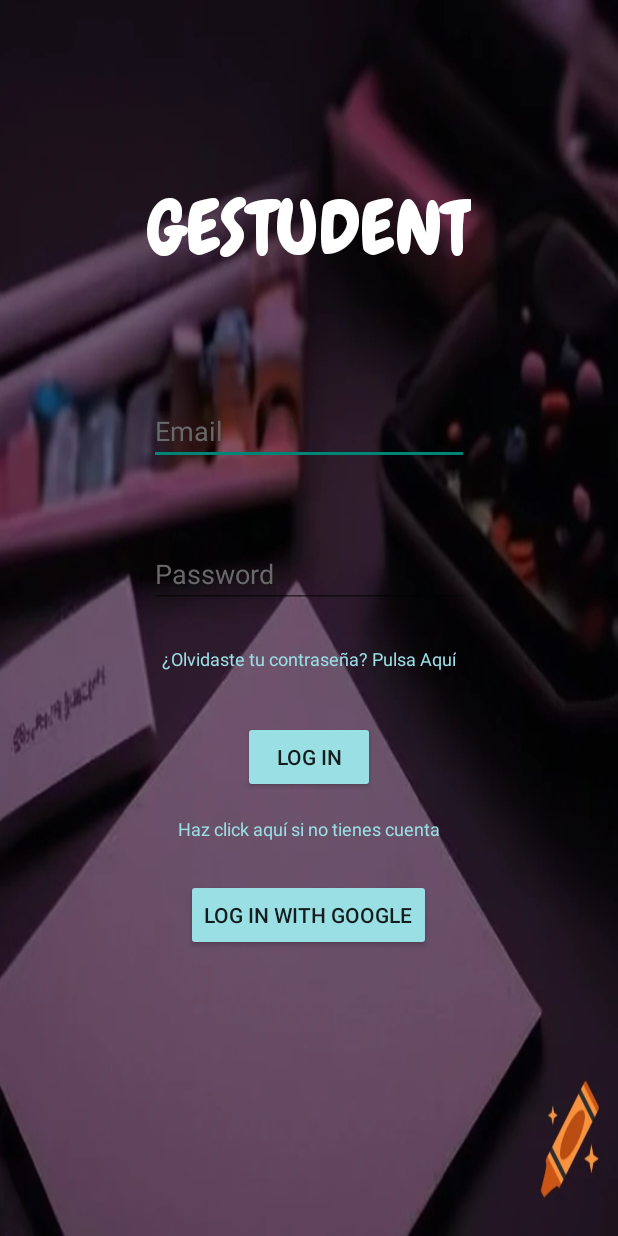
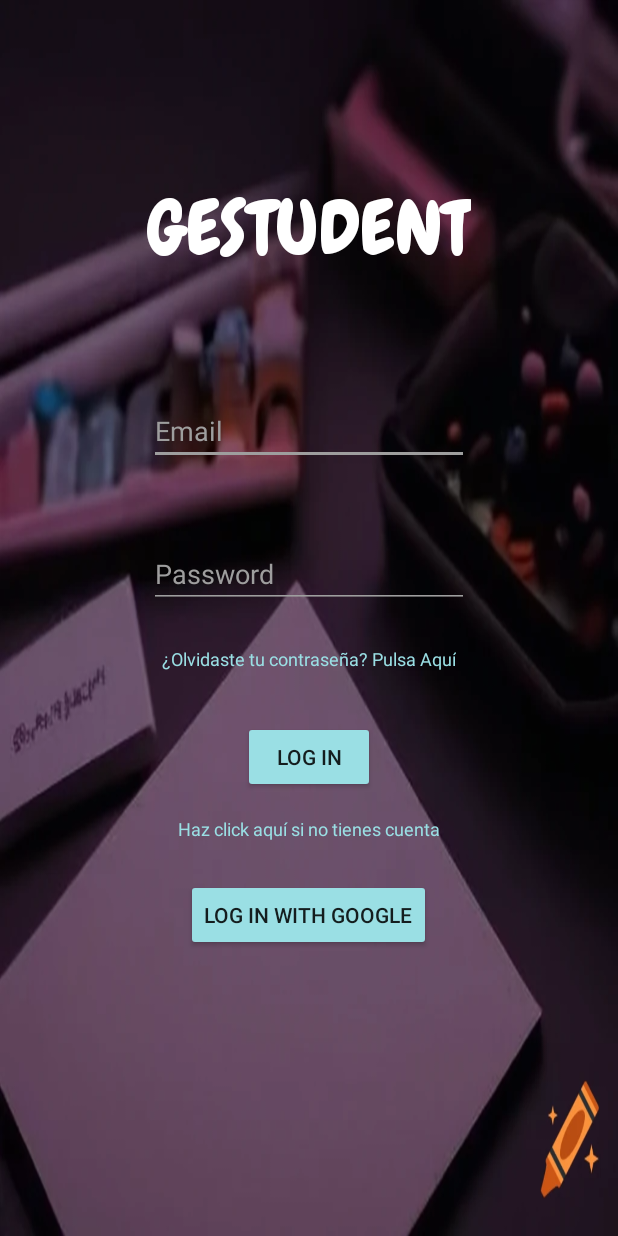
Before and after one commit to FdezGMiguel95/GeSTudent, an Android app: the LoginActivity screen opened directly, with no data from a screen before it, on a phone screen of 412 x 824 dp. Run offline under Robolectric (Android 15) with nearby library versions, the phone set to English and light mode, and no system bars; our stand-ins replace Firebase (no records; nobody signed in at launch, a user with empty details on screens opened directly).

Commit message:
Cambiados colores de los HINTS y underline

```diff
--- a/app/src/main/res/layout/activity_login.xml
+++ b/app/src/main/res/layout/activity_login.xml
@@ -32,25 +32,27 @@
 
     <EditText
         android:id="@+id/editText_EmailLogIn"
+        android:layout_below="@id/textView_TituloLogIn"
         android:layout_width="wrap_content"
         android:layout_height="wrap_content"
-        android:layout_below="@id/textView_TituloLogIn"
         android:layout_centerHorizontal="true"
         android:layout_marginTop="80dp"
         android:ems="10"
+        android:inputType="text"
         android:hint="Email"
-        android:inputType="text" />
+        app:backgroundTint="@color/grisOscuro" />
 
     <EditText
         android:id="@+id/editText_PasswordLogIn"
         android:layout_below="@id/editText_EmailLogIn"
+        android:layout_width="wrap_content"
+        android:layout_height="wrap_content"
         android:layout_centerHorizontal="true"
         android:layout_marginTop="50dp"
-        android:layout_width="wrap_content"
-        android:layout_height="wrap_content"
         android:ems="10"
         android:inputType="text"
-        android:hint="Password" />
+        android:hint="Password"
+        app:backgroundTint="@color/grisOscuro" />
 
     <TextView
         android:id="@+id/textView_RememberLogIn"
--- a/app/src/main/res/layout/activity_remember_password.xml
+++ b/app/src/main/res/layout/activity_remember_password.xml
@@ -4,6 +4,7 @@
     xmlns:tools="http://schemas.android.com/tools"
     android:layout_width="match_parent"
     android:layout_height="match_parent"
+    android:background="@drawable/fondo"
     tools:context=".RememberPassword">
 
     <TextView
@@ -13,6 +14,7 @@
         android:layout_width="wrap_content"
         android:layout_height="wrap_content"
         android:textSize="16dp"
+        android:textColor="@color/white"
         android:text="Escriba su Email para poder recuperar la contraseña" />
 
     <EditText
@@ -24,6 +26,8 @@
         android:layout_height="wrap_content"
         android:ems="10"
         android:inputType="text"
+        android:textColorHint="@color/grisOscuro"
+        app:backgroundTint="@color/grisOscuro"
         android:hint="Email" />
 
     <Button
--- a/app/src/main/res/values/colors.xml
+++ b/app/src/main/res/values/colors.xml
@@ -6,7 +6,7 @@
     <color name="verde">#95FF99</color>
     <color name="header">#D8CFC3</color>
     <color name="bgColor">#E8F4F2</color>
-    <color name="grisOscuro">#696969</color>
+    <color name="grisOscuro">#9E9E9E</color>
     <color name="btnFlotante">#66E2EA</color>
     <color name="bntFminis">#5EDCB4</color>
     <color name="btnColor">#9ADFE4</color>
```
